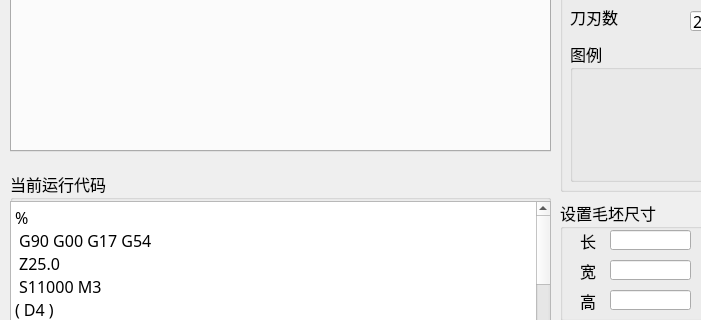
qunat/Pythonocc-vericut, file ui/MainGui.ui: the form before one commit; both pictures show x 0 to 701 and y 302 to 622 of the 855 by 815 pixel window.
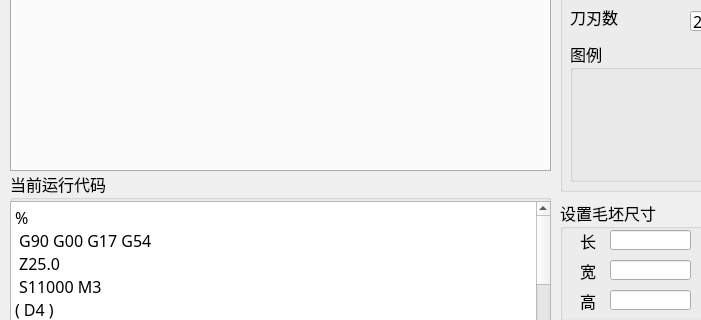
The form after the commit. Icons and pictures are not drawn.

Commit message: 暂时注释了轨迹切削的方法

```diff
--- a/ui/MainGui.ui
+++ b/ui/MainGui.ui
@@ -38,7 +38,7 @@
       <x>10</x>
       <y>10</y>
       <width>541</width>
-      <height>421</height>
+      <height>441</height>
      </rect>
     </property>
     <property name="font">
```
Left out of the diff: 11 changed lines with no effect on the pictures. The commit also changes 1 other file.
